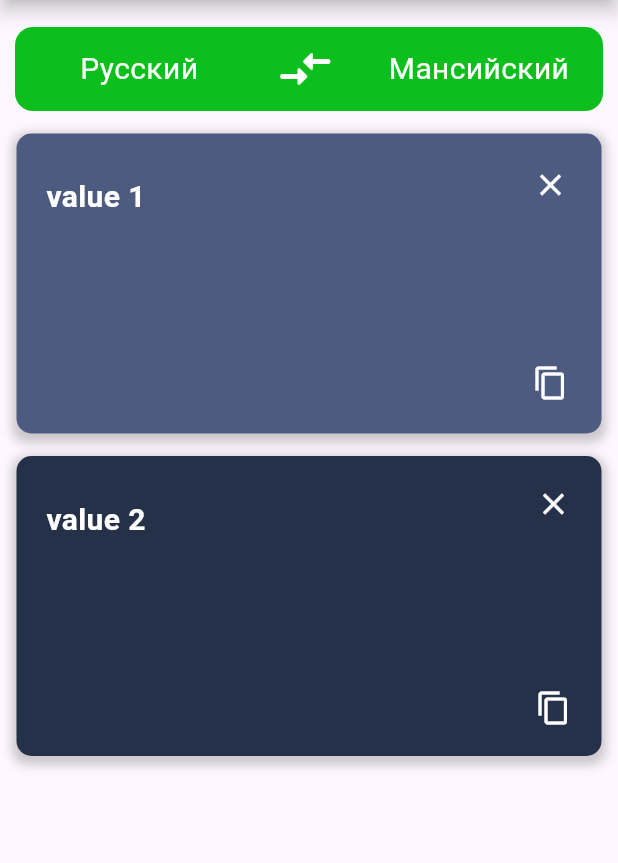
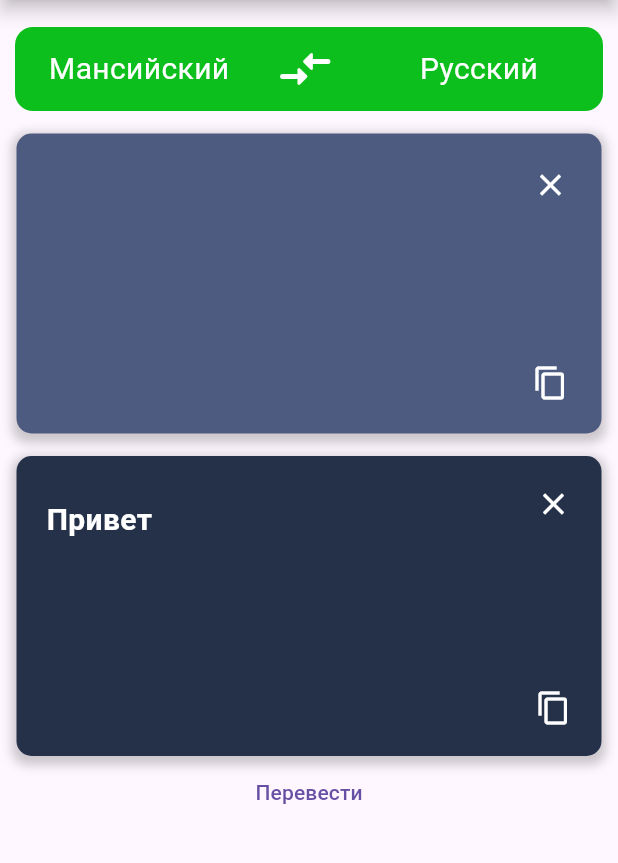
Before and after one commit to extazzzzzy/translator_app, a Flutter app: the screen it shows after launch, after a tap on the "compare arrows" icon, on a phone screen of 412 x 824 dp, the part 108-971 px from its top. Run offline on Flutter 3.47's test engine with Material 3 defaults, Android fonts, the phone set to English and light mode, and no system bars; our stand-ins replace video_player; Roboto replaces fonts that are missing (Times New Roman).

Commit message:
бэк основного переводчика

```diff
--- a/lib/HomeScreen.dart
+++ b/lib/HomeScreen.dart
@@ -4,6 +4,7 @@ import 'gameScreen.dart';
 import 'package:flutter/material.dart';
 import 'package:http/http.dart' as http;
 import 'background_video.dart';
+import 'package:flutter/services.dart';
 
 class HomeScreen extends StatefulWidget {
   @override
@@ -11,42 +12,86 @@ class HomeScreen extends StatefulWidget {
 }
 
 class _HomeScreenState extends State<HomeScreen> {
+  String sourceLanguage = 'rus_Cyrl';
+  String targetLanguage = 'mancy_Cyrl';
+
+  String sourceLanguageText = 'Русский';
+  String targetLanguageText = 'Мансийский';
+  String sourceText = 'Привет';
+  String targetText = '';
+
+  void changeLanguage() {
+    if (sourceLanguageText == 'Русский') {
+      sourceLanguageText = 'Мансийский';
+      targetLanguageText = 'Русский';
+
+      sourceLanguage = 'mancy_Cyrl';
+      targetLanguage = 'rus_Cyrl';
+
+      var temp = sourceText;
+      sourceText = targetText;
+      targetText = temp;
+    }
+    else {
+      sourceLanguageText = 'Русский';
+      targetLanguageText = 'Мансийский';
+
+      sourceLanguage = 'rus_Cyrl';
+      targetLanguage = 'mancy_Cyrl';
+
+      var temp = sourceText;
+      sourceText = targetText;
+      targetText = temp;
+    }
+  }
+
+  void clearText(String sourceOrTargetText)
+  {
+    if (sourceOrTargetText == 'source') {
+      sourceText = '';
+    }
+    else {
+      targetText = '';
+    }
+  }
+
+  void copyText(String sourceOrTargetText) {
+    if (sourceOrTargetText == 'source') {
+      Clipboard.setData(ClipboardData(text: sourceText));
+    }
+    else {
+      Clipboard.setData(ClipboardData(text: targetText));
+    }
+  }
+
   Future<void> translateText() async {
-    // URL для запроса
-    final String url = 'http://91.198.71.199:7012/translator'; // Замените на ваш URL
+    final String url = 'http://91.198.71.199:7012/translator';
 
-    // Тело запроса
     final Map<String, String> requestBody = {
-      "text": "Паща о̄лэн. Наӈ ос хумус о̄лэ̄гын, я̄тил утум?",
-      "sourceLanguage": "mancy_Cyrl",
-      "targetLanguage": "rus_Cyrl",
+      "text": sourceText,
+      "sourceLanguage": sourceLanguage,
+      "targetLanguage": targetLanguage,
     };
 
-    // Отправка POST запроса
     final response = await http.post(
       Uri.parse(url),
       headers: {"Content-Type": "application/json"},
       body: json.encode(requestBody),
     );
 
-    // Проверка ответа
     if (response.statusCode == 200) {
       final responseData = json.decode(utf8.decode(response.bodyBytes));
-
-      // Извлекаем переведённый текст
-      final translatedText = responseData['translatedText'];
-
-      // Выводим результат
-      print('Translated Text: $translatedText');
-    } else {
-      // В случае ошибки
+      setState(() {
+        targetText = responseData['translatedText'];
+      });
+    }
+    else {
       print('Error: ${response.statusCode}');
     }
   }
   @override
   void initState() {
     super.initState();
-    translateText();
   }
 
   @override
@@ -107,7 +152,7 @@ class _HomeScreenState extends State<HomeScreen> {
                     mainAxisAlignment: MainAxisAlignment.center,
                     children: [
                       Text(
-                        'Русский',
+                        sourceLanguageText,
                         style: TextStyle(
                           fontSize: 20,
                           color: Colors.white,
@@ -119,7 +164,11 @@ class _HomeScreenState extends State<HomeScreen> {
                 Padding(
                   padding: EdgeInsets.only(right: 5.0),
                   child: IconButton(
-                    onPressed: () {},
+                    onPressed: () {
+                      setState(() {
+                        changeLanguage();
+                      });
+                    },
                     color: Colors.white,
                     icon: Icon(Icons.compare_arrows_rounded),
                     iconSize: 40,
@@ -130,7 +179,7 @@ class _HomeScreenState extends State<HomeScreen> {
                     mainAxisAlignment: MainAxisAlignment.center,
                     children: [
                       Text(
-                        'Мансийский',
+                        targetLanguageText,
                         style: TextStyle(
                           fontSize: 20,
                           color: Colors.white,
@@ -164,21 +213,25 @@ class _HomeScreenState extends State<HomeScreen> {
                   margin: EdgeInsets.fromLTRB(10,18,10,0),
                   padding: EdgeInsets.all(10),
                   child: Text(
-                    'value 1',
+                    sourceText,
                     style: TextStyle(
                       fontSize: 20,
                       fontFamily: 'Times New Roman',
                       fontWeight: FontWeight.bold,
                       color: Colors.white,
                     ),
-                    textAlign: TextAlign.center,
+                    textAlign: TextAlign.left,
                   ),
                 ),
                 Positioned(
                   top: 10,
                   right: 10,
                   child: IconButton(
-                    onPressed: () {},
+                    onPressed: () {
+                      setState(() {
+                        clearText('source');
+                      });
+                    },
                     icon: Icon(Icons.close, color: Colors.white),
                   ),
                 ),
@@ -186,7 +239,9 @@ class _HomeScreenState extends State<HomeScreen> {
                   bottom: 10,
                   right: 10,
                   child: IconButton(
-                    onPressed: () {},
+                    onPressed: () {
+                      copyText('source');
+                    },
                     icon: Icon(Icons.copy, color: Colors.white),
                   ),
                 ),
@@ -215,21 +270,25 @@ class _HomeScreenState extends State<HomeScreen> {
                   margin: EdgeInsets.fromLTRB(10,18,10,0),
                   padding: EdgeInsets.all(10),
                   child: Text(
-                    'value 2',
+                    targetText,
                     style: TextStyle(
                       fontSize: 20,
                       fontFamily: 'Times New Roman',
                       fontWeight: FontWeight.bold,
                       color: Colors.white,
                     ),
-                    textAlign: TextAlign.center,
+                    textAlign: TextAlign.left,
                   ),
                 ),
                 Positioned(
                   top: 8,
                   right: 8,
                   child: IconButton(
-                    onPressed: () {},
+                    onPressed: () {
+                      setState(() {
+                        clearText('target');
+                      });
+                    },
                     icon: Icon(Icons.close, color: Colors.white),
                   ),
                 ),
@@ -237,13 +296,21 @@ class _HomeScreenState extends State<HomeScreen> {
                   bottom: 8,
                   right: 8,
                   child: IconButton(
-                    onPressed: () {},
+                    onPressed: () {
+                      copyText('target');
+                    },
                     icon: Icon(Icons.copy, color: Colors.white),
                   ),
                 ),
               ],
             ),
           ),
+          TextButton(
+            onPressed: translateText,
+              child: Text(
+                'Перевести',
+              ),
+          ),
         ],
       ),
     );
```
